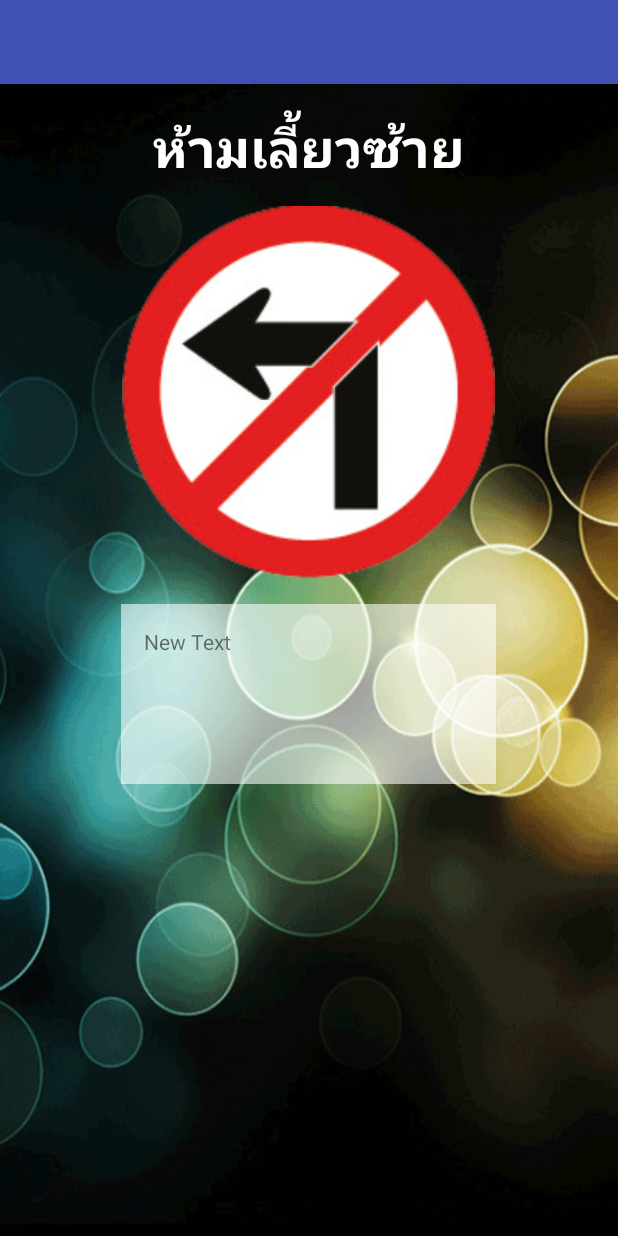
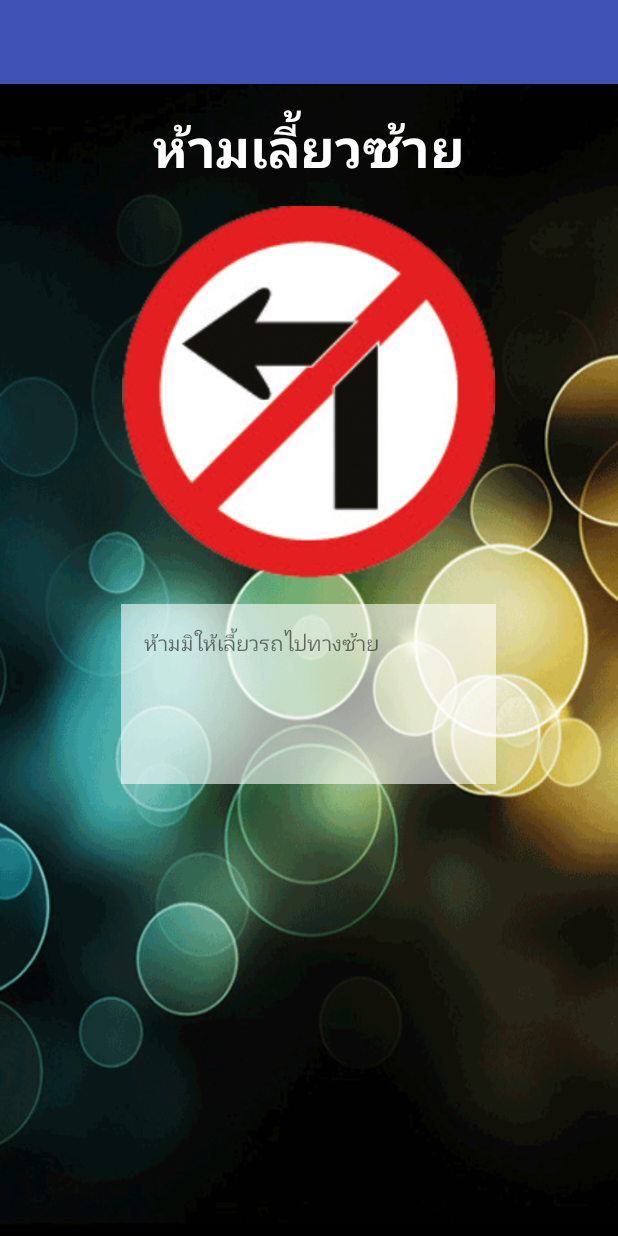
Before and after one commit to chanalaaa/test_androidapp1, an Android app: the ShowDetailActivity screen opened directly, with no data from a screen before it, on a phone screen of 412 x 824 dp. Run offline under Robolectric (Android 15) with nearby library versions, the phone set to English and light mode, and no system bars.

Commit message:
ShowDetail

```diff
--- a/app/src/main/java/com/example/chanalaaa/app01/ShowDetailActivity.java
+++ b/app/src/main/java/com/example/chanalaaa/app01/ShowDetailActivity.java
@@ -58,5 +58,9 @@ public class ShowDetailActivity extends AppCompatActivity {
         int[] intDrawable = objMyData.icon();
         showTrafficImageView.setImageResource(intDrawable[intClick]);
 
+        //Show Detail
+        String[] strDetail = getResources().getStringArray(R.array.traffic_detail);
+        showDetailTextView.setText(strDetail[intClick]);
+
     } //Show Widget
 }
--- a/app/src/main/res/layout/content_show_detail.xml
+++ b/app/src/main/res/layout/content_show_detail.xml
@@ -41,7 +41,8 @@
             android:id="@+id/scrollView"
             android:padding="@dimen/my_margin"
             android:layout_gravity="center_horizontal"
-            android:background="#96ffffff">
+            android:background="#96ffffff"
+            android:fillViewport="false">
 
             <TextView
                 android:layout_width="wrap_content"
--- /dev/null
+++ b/app/src/main/res/values/detail.xml
@@ -0,0 +1,31 @@
+<?xml version="1.0" encoding="utf-8"?>
+<resources>
+
+    <string-array name="traffic_detail">
+
+        <item>ห้ามมิให้เลี้ยวรถไปทางซ้าย</item>
+        <item>ห้ามมิให้เลี้ยวรถไปทางขวา</item>
+        <item>ให้ขับตรงไปตาม?ิศทางที่กำหนด</item>
+        <item>ให้ขับเลี้ยวไปทางซ้ายทางเดียว</item>
+        <item>ให้ขับเลี้ยวไปทางขวาทางเดียว</item>
+        <item>ทางให้รถออก</item>
+        <item>ทางให้รถเข้า</item>
+        <item>ทางให้รถออก</item>
+        <item>รถทุกชนิดต้องหยุด เมื่อเห็นว่าปลอดภัยแล้ว จึงให้เคลื่อนรถต่อไปได้ด้วยความระมัดระวัง</item>
+        <item>ห้ามมิให้รถทุกชนิดที่มีความสูงของรถรวมทั้งของที่บรรทุกเกินกว่ากำหนดเป็น "เมตร" ตาม จำนวนเลข ในเครื่องหมายเข้าไปในเขตทางหรืออุโมงค์ที่ติดตั้งป้าย</item>
+        <item>ขับไปทางซ้ายหรือทางขวา</item>
+        <item>ห้ามมิให้กลับรถไปทางขวาหรือซ้าย</item>
+        <item>ห้ามมิให้กลับรถไปทางขวา</item>
+        <item>ห้ามมิให้จอดรถทุกชนิดระหว่างแนวนั้น เว้นแต่การรับส่งคน หรือสิ่งของชั่วขณะซึ่งต้องกระทำโดยมิชักช้า</item>
+        <item>ให้ผู้ขับรถทุกชนิดหยุดรถตรงป้าย เพื่อให้รถที่กำลังแล่นสวนทางมาก่อน ถ้ามีรถข้างหน้าหยุดรออยู่ก่อนก็ให้หยุดรถรอถัดต่อกันมาตามลำดับ เมื่อรถที่สวนทางมาได้ผ่านไปหมดแล้ว จึงให้รถที่หยุดรอตามป้ายนี้เคลื่อนไปได้</item>
+        <item>ห้ามมิให้ขับแซง</item>
+        <item>ทางเข้า</item>
+        <item>ให้ผู้ขับรถหยุดรถที่ป้ายนี้ เพื่อให้เจ้าหน้าที่ตรวจและเคลื่อนรถต่อไปได้เมื่อได้รับอนุญาตจากเจ้าหน้าที่ผู้ตรวจแล้วเท่านั้น</item>
+        <item>ห้ามมิให้รถทุกชนิดที่มีขนาดกว้างเกินกำหนดเป็น "เมตร" ตามจำนวนเลขในเครื่องหมายนั้น เข้าไปในเขตทางที่ติดตั้งป้าย</item>
+        <item>ห้ามมิให้รถทุกชนิดที่มีความสูงของรถรวมทั้งของที่บรรทุกเกินกว่ากำหนดเป็น "เมตร" ตาม จำนวนเลข ในเครื่องหมายเข้าไปในเขตทางหรืออุโมงค์ที่ติดตั้งป้าย</item>
+
+    </string-array>>
+
+
+
+</resources>
```
